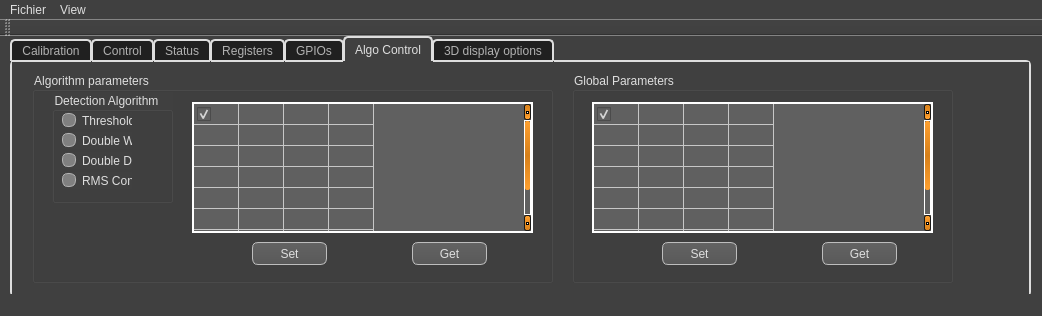
Qt form src/AWLQtDemo/awlqtdemo.ui (samanwaya-jena/EVAL-ADAL6110-16-GUI) before a commit.
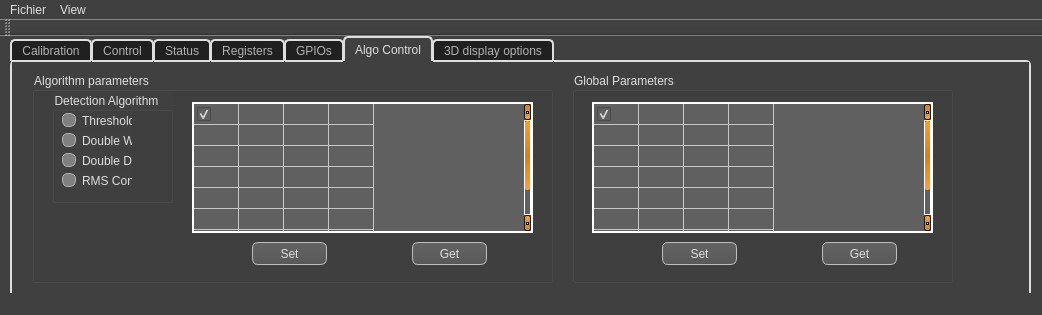
The same form after that commit. The open tabs and pages were chosen to show the change. Icons and pictures are not drawn.

Commit message: Reconnected the on_algo4RadioButton_setChecked() slot in the interface.

```diff
--- a/src/AWLQtDemo/awlqtdemo.ui
+++ b/src/AWLQtDemo/awlqtdemo.ui
@@ -7,7 +7,7 @@
     <x>0</x>
     <y>0</y>
     <width>1042</width>
-    <height>316</height>
+    <height>315</height>
    </rect>
   </property>
   <property name="sizePolicy">
```
Left out of the diff: 82 changed lines with no effect on the pictures.
